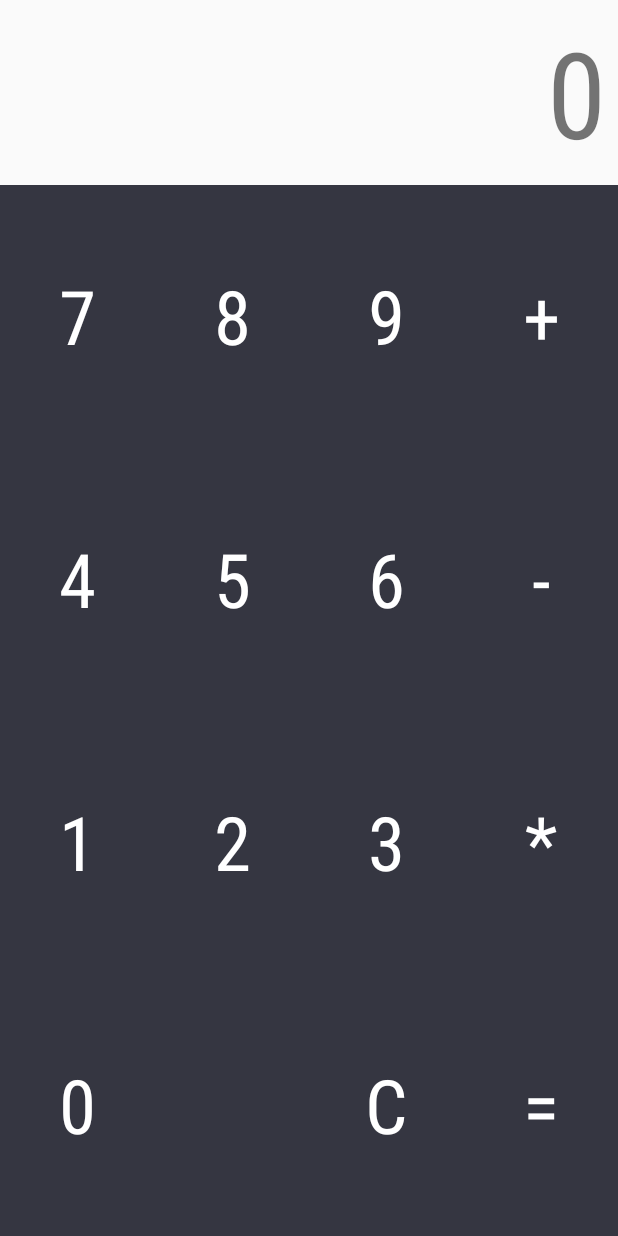
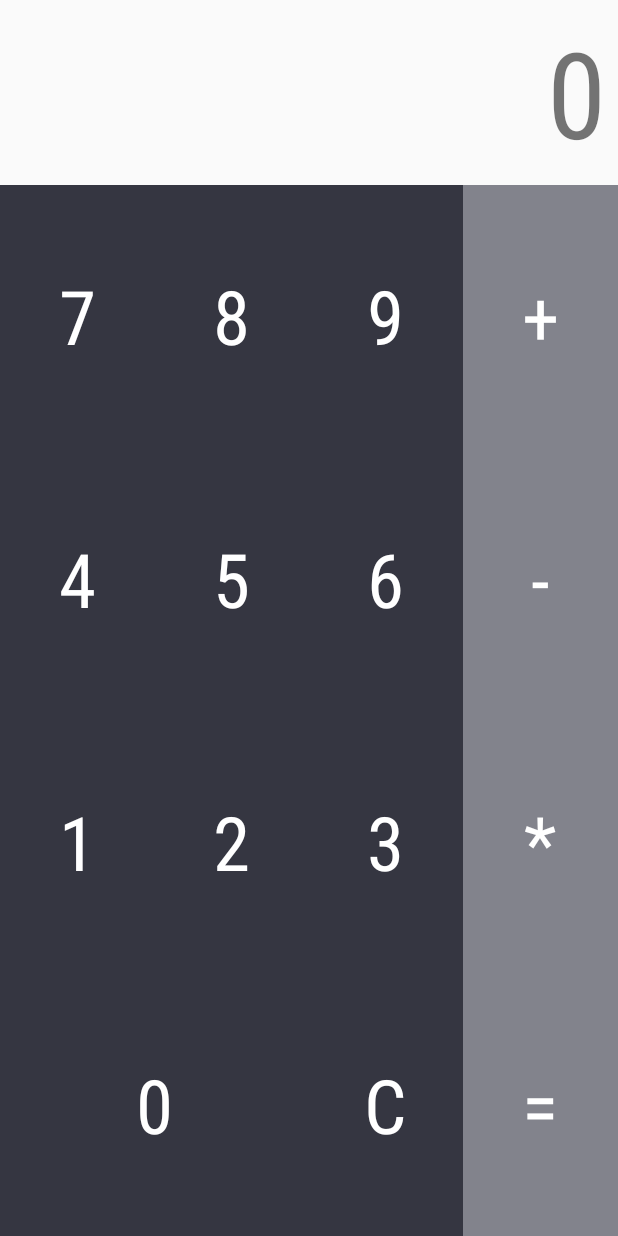
Before and after one commit to 007vasy/calculator_kotlin, an Android app: the screen it shows after launch (MainActivity), on a phone screen of 412 x 824 dp. Run offline under Robolectric (Android 15) with nearby library versions, the phone set to English and light mode, and no system bars.

```diff
--- a/app/src/main/java/com/toddperkins/calculator/MainActivity.kt
+++ b/app/src/main/java/com/toddperkins/calculator/MainActivity.kt
@@ -2,11 +2,98 @@ package com.toddperkins.calculator
 
 import android.support.v7.app.AppCompatActivity
 import android.os.Bundle
+import kotlinx.android.synthetic.main.activity_main.*
+
+enum class CalculatorMode {
+    None,Add,Subtract,Multiply
+}
 
 class MainActivity : AppCompatActivity() {
+    var lastButtonWasMode =false
+    var currentMode = CalculatorMode.None
+    var labelString = ""
+    var savedNum = 0
 
     override fun onCreate(savedInstanceState: Bundle?) {
         super.onCreate(savedInstanceState)
         setContentView(R.layout.activity_main)
+        setupCalculator()
+    }
+
+    private fun setupCalculator() {
+        val allButtons = arrayOf(button0,button1,button2,button3,button4,button5,button6,button7,button8,button9)
+        for(i in allButtons.indices){
+            allButtons[i].setOnClickListener { didPressNumber(i) }
+        }
+
+        buttonAdd.setOnClickListener { changeMode(CalculatorMode.Add) }
+        buttonSubtract.setOnClickListener { changeMode(CalculatorMode.Subtract) }
+        buttonMultiply.setOnClickListener { changeMode(CalculatorMode.Multiply) }
+
+        buttonEquals.setOnClickListener { didPressEquals() }
+
+        buttonC.setOnClickListener { didPressClear() }
+    }
+
+    private fun didPressEquals() {
+        if(lastButtonWasMode){
+            return
+        }
+
+        val labelInt = labelString.toInt()
+
+        when(currentMode){
+            CalculatorMode.Add -> savedNum += labelInt
+            CalculatorMode.Subtract -> savedNum -= labelInt
+            CalculatorMode.Multiply -> savedNum *= labelInt
+            CalculatorMode.None -> return
+        }
+
+        currentMode = CalculatorMode.None
+        labelString = "$savedNum"
+        updateText()
+        lastButtonWasMode = true
+    }
+
+    private fun didPressClear() {
+        lastButtonWasMode =false
+        currentMode = CalculatorMode.None
+        labelString = ""
+        savedNum = 0
+        textView.text = "0"
+    }
+
+    private fun updateText() {
+        val labelInt = labelString.toInt()
+
+        labelString = labelInt.toString()
+
+        if(currentMode == CalculatorMode.None) {
+            savedNum = labelInt
+        }
+
+        textView.text = labelString
+    }
+
+    private fun changeMode(mode: CalculatorMode) {
+        if(savedNum == 0) {
+            return
+        }
+
+        currentMode = mode
+        lastButtonWasMode = true
+
+    }
+
+    private fun didPressNumber(num:Int) {
+        val strVal = num.toString()
+
+        if(lastButtonWasMode){
+            lastButtonWasMode = false
+            labelString = "0"
+        }
+
+        labelString = "$labelString$strVal"
+        updateText()
     }
 }
--- a/app/src/main/res/layout/activity_main.xml
+++ b/app/src/main/res/layout/activity_main.xml
@@ -33,7 +33,7 @@
         app:rowCount="4">
 
         <Button
-            android:id="@+id/button"
+            android:id="@+id/button7"
             android:layout_width="0dp"
             android:layout_height="0dp"
             android:background="@color/colorPrimaryDark"
@@ -47,7 +47,7 @@
             tools:layout_editor_absoluteY="156dp" />
 
         <Button
-            android:id="@+id/button16"
+            android:id="@+id/button8"
             android:layout_width="0dp"
             android:layout_height="0dp"
             android:background="@color/colorPrimaryDark"
@@ -61,7 +61,7 @@
             tools:layout_editor_absoluteY="156dp" />
 
         <Button
-            android:id="@+id/button15"
+            android:id="@+id/button9"
             android:layout_width="0dp"
             android:layout_height="0dp"
             android:background="@color/colorPrimaryDark"
@@ -75,10 +75,10 @@
             tools:layout_editor_absoluteY="156dp" />
 
         <Button
-            android:id="@+id/button14"
+            android:id="@+id/buttonAdd"
             android:layout_width="0dp"
             android:layout_height="0dp"
-            android:background="@color/colorPrimaryDark"
+            android:background="@color/colorPrimary"
             android:fontFamily="sans-serif-condensed"
             android:text="+"
             android:textColor="@android:color/background_light"
@@ -89,7 +89,7 @@
             tools:layout_editor_absoluteY="156dp" />
 
         <Button
-            android:id="@+id/button13"
+            android:id="@+id/button4"
             android:layout_width="0dp"
             android:layout_height="0dp"
             android:background="@color/colorPrimaryDark"
@@ -103,7 +103,7 @@
             tools:layout_editor_absoluteY="156dp" />
 
         <Button
-            android:id="@+id/button12"
+            android:id="@+id/button5"
             android:layout_width="0dp"
             android:layout_height="0dp"
             android:background="@color/colorPrimaryDark"
@@ -117,7 +117,7 @@
             tools:layout_editor_absoluteY="156dp" />
 
         <Button
-            android:id="@+id/button11"
+            android:id="@+id/button6"
             android:layout_width="0dp"
             android:layout_height="0dp"
             android:background="@color/colorPrimaryDark"
@@ -131,10 +131,10 @@
             tools:layout_editor_absoluteY="156dp" />
 
         <Button
-            android:id="@+id/button10"
+            android:id="@+id/buttonSubtract"
             android:layout_width="0dp"
             android:layout_height="0dp"
-            android:background="@color/colorPrimaryDark"
+            android:background="@color/colorPrimary"
             android:fontFamily="sans-serif-condensed"
             android:text="-"
             android:textColor="@android:color/background_light"
@@ -145,7 +145,7 @@
             tools:layout_editor_absoluteY="156dp" />
 
         <Button
-            android:id="@+id/button9"
+            android:id="@+id/button1"
             android:layout_width="0dp"
             android:layout_height="0dp"
             android:background="@color/colorPrimaryDark"
@@ -159,7 +159,7 @@
             tools:layout_editor_absoluteY="156dp" />
 
         <Button
-            android:id="@+id/button8"
+            android:id="@+id/button2"
             android:layout_width="0dp"
             android:layout_height="0dp"
             android:background="@color/colorPrimaryDark"
@@ -173,7 +173,7 @@
             tools:layout_editor_absoluteY="156dp" />
 
         <Button
-            android:id="@+id/button7"
+            android:id="@+id/button3"
             android:layout_width="0dp"
             android:layout_height="0dp"
             android:background="@color/colorPrimaryDark"
@@ -187,10 +187,10 @@
             tools:layout_editor_absoluteY="156dp" />
 
         <Button
-            android:id="@+id/button6"
+            android:id="@+id/buttonMultiply"
             android:layout_width="0dp"
             android:layout_height="0dp"
-            android:background="@color/colorPrimaryDark"
+            android:background="@color/colorPrimary"
             android:fontFamily="sans-serif-condensed"
             android:text="*"
             android:textColor="@android:color/background_light"
@@ -201,7 +201,7 @@
             tools:layout_editor_absoluteY="156dp" />
 
         <Button
-            android:id="@+id/button5"
+            android:id="@+id/button0"
             android:layout_width="0dp"
             android:layout_height="0dp"
             android:background="@color/colorPrimaryDark"
@@ -209,26 +209,14 @@
             android:text="0"
             android:textColor="@android:color/background_light"
             android:textSize="50sp"
+            app:layout_columnSpan="2"
             app:layout_columnWeight="0.25"
             app:layout_rowWeight="0.25"
             tools:layout_editor_absoluteX="60dp"
             tools:layout_editor_absoluteY="156dp" />
 
         <Button
-            android:id="@+id/button4"
-            android:layout_width="0dp"
-            android:layout_height="0dp"
-            android:background="@color/colorPrimaryDark"
-            android:fontFamily="sans-serif-condensed"
-            android:textColor="@android:color/background_light"
-            android:textSize="50sp"
-            app:layout_columnWeight="0.25"
-            app:layout_rowWeight="0.25"
-            tools:layout_editor_absoluteX="60dp"
-            tools:layout_editor_absoluteY="156dp" />
-
-        <Button
-            android:id="@+id/button3"
+            android:id="@+id/buttonC"
             android:layout_width="0dp"
             android:layout_height="0dp"
             android:background="@color/colorPrimaryDark"
@@ -242,10 +230,10 @@
             tools:layout_editor_absoluteY="156dp" />
 
         <Button
-            android:id="@+id/button2"
+            android:id="@+id/buttonEquals"
             android:layout_width="0dp"
             android:layout_height="0dp"
-            android:background="@color/colorPrimaryDark"
+            android:background="@color/colorPrimary"
             android:fontFamily="sans-serif-condensed"
             android:text="="
             android:textColor="@android:color/background_light"
```
